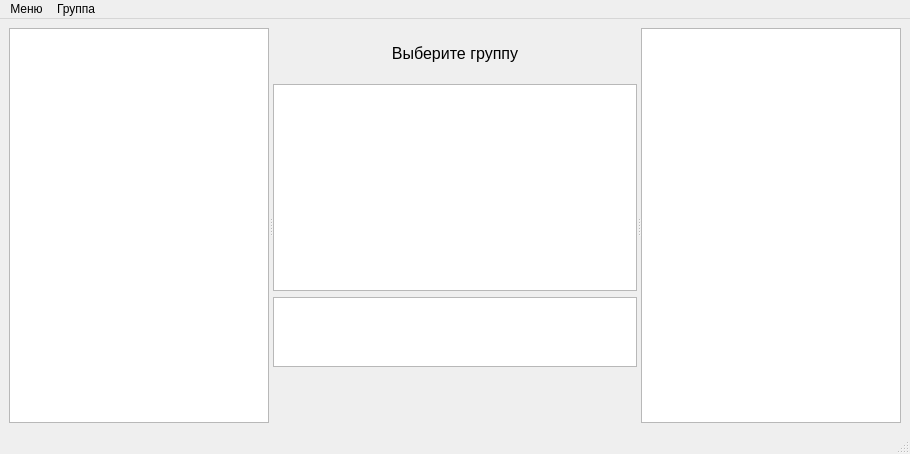
P1P0P/qt_pussygram, file pussygram/mainwindow.ui: the form before one commit.
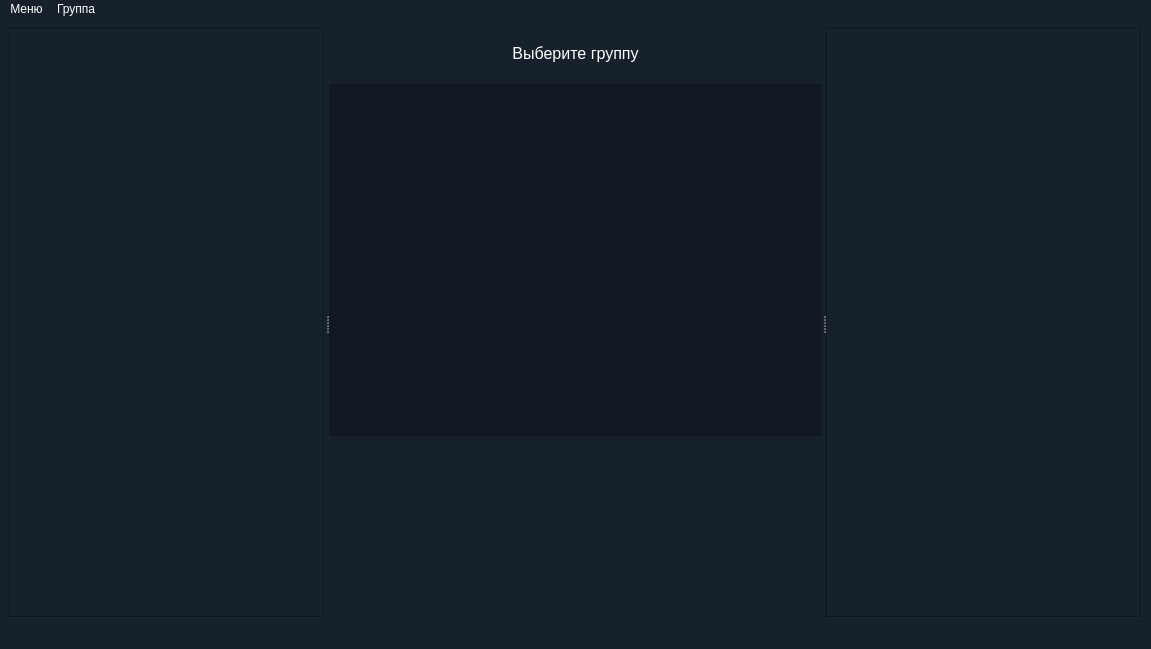
The form after the commit. Icons and pictures are not drawn.

```diff
--- a/pussygram/mainwindow.ui
+++ b/pussygram/mainwindow.ui
@@ -6,8 +6,8 @@
    <rect>
     <x>0</x>
     <y>0</y>
-    <width>910</width>
-    <height>454</height>
+    <width>1151</width>
+    <height>649</height>
    </rect>
   </property>
   <property name="windowTitle">
@@ -18,19 +18,33 @@
     <normaloff>:/res/kisspng-emoji-tiger-text-messaging-emoticon-sticker-lion-face-5ac99e07d28a10.8305330915231626318624.png</normaloff>:/res/kisspng-emoji-tiger-text-messaging-emoticon-sticker-lion-face-5ac99e07d28a10.8305330915231626318624.png</iconset>
   </property>
   <property name="styleSheet">
-   <string notr="true"/>
+   <string notr="true">background-color: rgb(23, 33, 43);
+color: rgb(255,255,255)</string>
   </property>
   <widget class="QWidget" name="centralwidget">
    <layout class="QGridLayout" name="gridLayout_5">
     <item row="0" column="0">
      <widget class="QSplitter" name="splitter">
+      <property name="sizePolicy">
+       <sizepolicy hsizetype="Expanding" vsizetype="Expanding">
+        <horstretch>0</horstretch>
+        <verstretch>0</verstretch>
+       </sizepolicy>
+      </property>
       <property name="orientation">
        <enum>Qt::Horizontal</enum>
       </property>
       <widget class="QWidget" name="gridLayoutWidget">
        <layout class="QGridLayout" name="left_layout">
         <item row="0" column="0">
-         <widget class="QListWidget" name="chats_list"/>
+         <widget class="QListWidget" name="chats_list">
+          <property name="styleSheet">
+           <string notr="true">background-color: rgb(23, 33, 43);</string>
+          </property>
+          <property name="frameShape">
+           <enum>QFrame::Box</enum>
+          </property>
+         </widget>
         </item>
        </layout>
       </widget>
@@ -44,7 +58,7 @@
           <property name="maximumSize">
            <size>
             <width>16777215</width>
-            <height>50</height>
+            <height>80</height>
            </size>
           </property>
           <property name="font">
@@ -65,6 +79,18 @@
         </item>
         <item row="1" column="0" colspan="3">
          <widget class="QTextEdit" name="chat_">
+          <property name="minimumSize">
+           <size>
+            <width>400</width>
+            <height>0</height>
+           </size>
+          </property>
+          <property name="styleSheet">
+           <string notr="true">background-color: rgb(15, 24, 35);</string>
+          </property>
+          <property name="frameShape">
+           <enum>QFrame::NoFrame</enum>
+          </property>
           <property name="readOnly">
            <bool>true</bool>
           </property>
@@ -166,15 +192,114 @@
         </item>
         <item row="2" column="0" colspan="3">
          <widget class="QListWidget" name="emoji_list">
+          <property name="minimumSize">
+           <size>
+            <width>0</width>
+            <height>90</height>
+           </size>
+          </property>
           <property name="maximumSize">
            <size>
             <width>16777215</width>
-            <height>70</height>
+            <height>90</height>
            </size>
           </property>
+          <property name="frameShape">
+           <enum>QFrame::NoFrame</enum>
+          </property>
           <property name="flow">
            <enum>QListView::LeftToRight</enum>
           </property>
+          <item>
+           <property name="text">
+            <string/>
+           </property>
+           <property name="icon">
+            <iconset resource="../build-pussyGram2-Desktop_Qt_5_13_2_MinGW_64_bit-Debug/debug/qmake_qmake_immediate.qrc">
+             <normaloff>:/res/1.png</normaloff>:/res/1.png</iconset>
+           </property>
+          </item>
+          <item>
+           <property name="text">
+            <string/>
+           </property>
+           <property name="icon">
+            <iconset resource="../build-pussyGram2-Desktop_Qt_5_13_2_MinGW_64_bit-Debug/debug/qmake_qmake_immediate.qrc">
+             <normaloff>:/res/2.png</normaloff>:/res/2.png</iconset>
+           </property>
+          </item>
+          <item>
+           <property name="text">
+            <string/>
+           </property>
+           <property name="icon">
+            <iconset resource="../build-pussyGram2-Desktop_Qt_5_13_2_MinGW_64_bit-Debug/debug/qmake_qmake_immediate.qrc">
+             <normaloff>:/res/3.png</normaloff>:/res/3.png</iconset>
+           </property>
+          </item>
+          <item>
+           <property name="text">
+            <string/>
+           </property>
+           <property name="icon">
+            <iconset resource="../build-pussyGram2-Desktop_Qt_5_13_2_MinGW_64_bit-Debug/debug/qmake_qmake_immediate.qrc">
+             <normaloff>:/res/4.png</normaloff>:/res/4.png</iconset>
+           </property>
+          </item>
+          <item>
+           <property name="text">
+            <string/>
+           </property>
+           <property name="icon">
+            <iconset resource="../build-pussyGram2-Desktop_Qt_5_13_2_MinGW_64_bit-Debug/debug/qmake_qmake_immediate.qrc">
+             <normaloff>:/res/5.png</normaloff>:/res/5.png</iconset>
+           </property>
+          </item>
+          <item>
+           <property name="text">
+            <string/>
+           </property>
+           <property name="icon">
+            <iconset resource="../build-pussyGram2-Desktop_Qt_5_13_2_MinGW_64_bit-Debug/debug/qmake_qmake_immediate.qrc">
+             <normaloff>:/res/6.png</normaloff>:/res/6.png</iconset>
+           </property>
+          </item>
+          <item>
+           <property name="text">
+            <string/>
+           </property>
+           <property name="icon">
+            <iconset resource="../build-pussyGram2-Desktop_Qt_5_13_2_MinGW_64_bit-Debug/debug/qmake_qmake_immediate.qrc">
+             <normaloff>:/res/7.png</normaloff>:/res/7.png</iconset>
+           </property>
+          </item>
+          <item>
+           <property name="text">
+            <string/>
+           </property>
+           <property name="icon">
+            <iconset resource="../build-pussyGram2-Desktop_Qt_5_13_2_MinGW_64_bit-Debug/debug/qmake_qmake_immediate.qrc">
+             <normaloff>:/res/8.png</normaloff>:/res/8.png</iconset>
+           </property>
+          </item>
+          <item>
+           <property name="text">
+            <string/>
+           </property>
+           <property name="icon">
+            <iconset resource="../build-pussyGram2-Desktop_Qt_5_13_2_MinGW_64_bit-Debug/debug/qmake_qmake_immediate.qrc">
+             <normaloff>:/res/9.png</normaloff>:/res/9.png</iconset>
+           </property>
+          </item>
+          <item>
+           <property name="text">
+            <string/>
+           </property>
+           <property name="icon">
+            <iconset resource="../build-pussyGram2-Desktop_Qt_5_13_2_MinGW_64_bit-Debug/debug/qmake_qmake_immediate.qrc">
+             <normaloff>:/res/10.png</normaloff>:/res/10.png</iconset>
+           </property>
+          </item>
          </widget>
         </item>
        </layout>
@@ -184,7 +309,10 @@
         <item row="0" column="0" colspan="2">
          <widget class="QListWidget" name="members_list">
           <property name="styleSheet">
-           <string notr="true"/>
+           <string notr="true">background-color: rgb(23, 33, 43);</string>
+          </property>
+          <property name="frameShape">
+           <enum>QFrame::Box</enum>
           </property>
           <property name="flow">
            <enum>QListView::TopToBottom</enum>
@@ -202,7 +330,7 @@
     <rect>
      <x>0</x>
      <y>0</y>
-     <width>910</width>
+     <width>1151</width>
      <height>25</height>
     </rect>
    </property>
```
Left out of the diff: 2 changed lines with no effect on the pictures.
